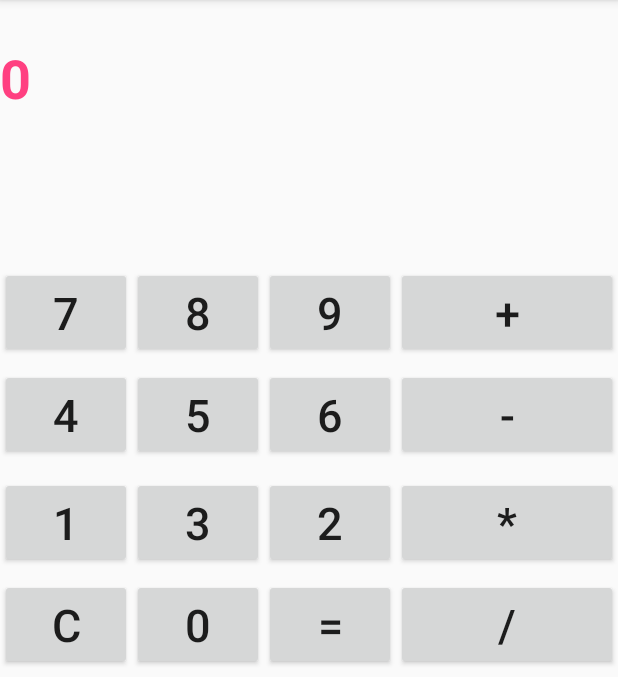
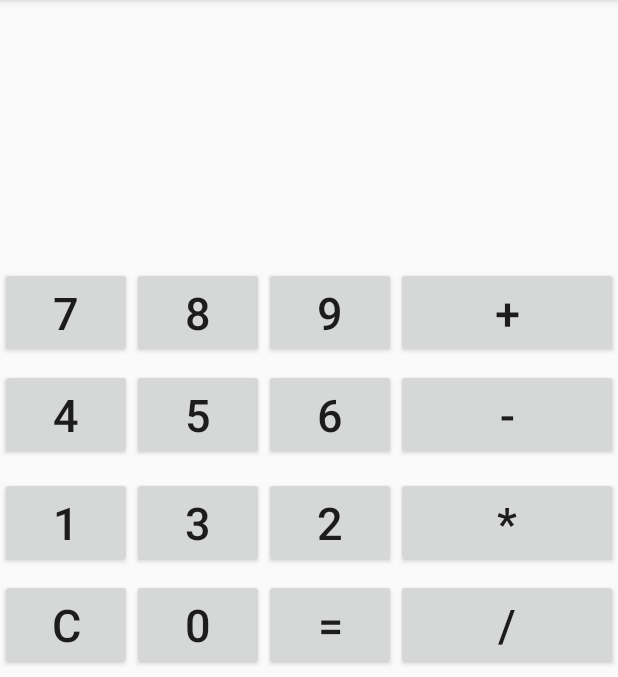
Before and after one commit to miyuiki/Calculator, an Android app: the screen it shows after launch (MainActivity), after a tap on an icon or button, on a phone screen of 412 x 824 dp, the part 84-761 px from its top. Run offline under Robolectric (Android 15) with nearby library versions, the phone set to English and light mode, and no system bars.

Commit message:
0317 cimmit

```diff
--- a/app/src/main/java/com/example/jay/calculator/MainActivity.java
+++ b/app/src/main/java/com/example/jay/calculator/MainActivity.java
@@ -71,7 +71,8 @@ public class MainActivity extends AppCompatActivity {
     private Button.OnClickListener cListener = new Button.OnClickListener(){
         @Override
         public void onClick(View v){
-            txtShow.setText("0");
+            txtShow.setText("");
+            signal = false;
         }
     };
     private Button.OnClickListener eqListener = new Button.OnClickListener(){
```
